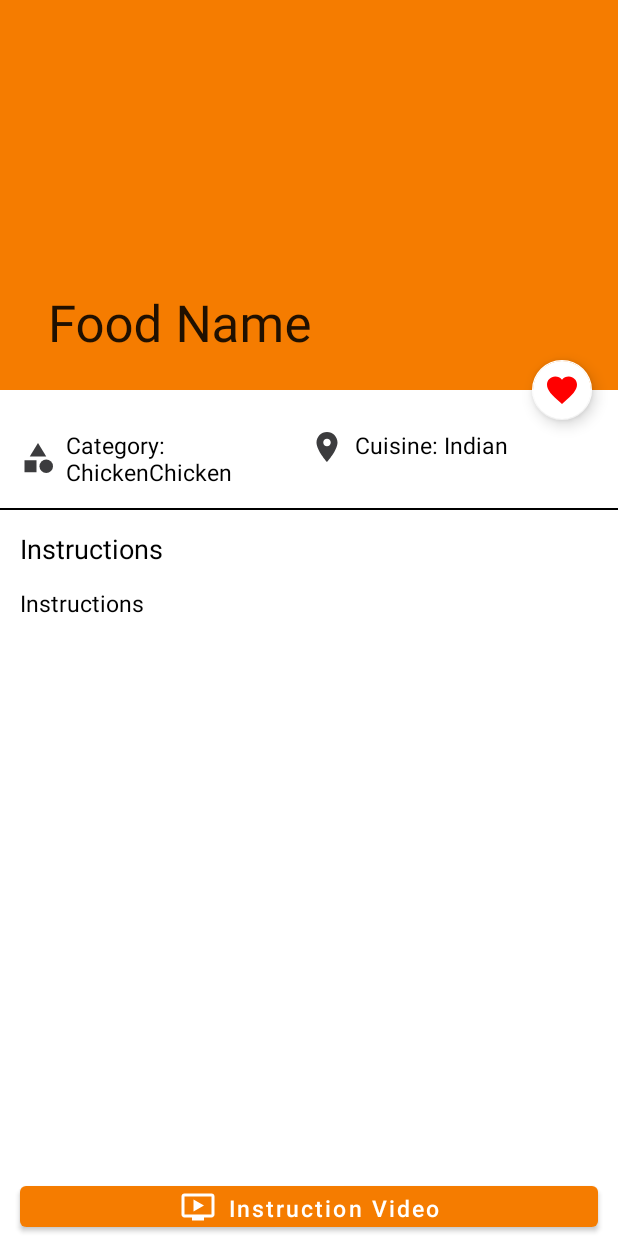
After one commit to merthankavak/RecipeRoamer, an Android app: the FoodDetailsActivity screen opened directly, with no data from a screen before it, on a phone screen of 412 x 824 dp. The commit adds this screen. Run offline under Robolectric (Android 15) with nearby library versions, the phone set to English and light mode, and no system bars; our stand-ins replace sdp/ssp sizes.

Commit message:
Food Details UI done

```diff
--- a/app/src/main/AndroidManifest.xml
+++ b/app/src/main/AndroidManifest.xml
@@ -1,11 +1,12 @@
 <?xml version="1.0" encoding="utf-8"?>
 <manifest xmlns:android="http://schemas.android.com/apk/res/android"
     xmlns:tools="http://schemas.android.com/tools">
-    <uses-permission android:name="android.permission.INTERNET"/>
+
+    <uses-permission android:name="android.permission.INTERNET" />
+
     <application
         android:name=".RecipeRoamerApplication"
         android:allowBackup="true"
-        android:usesCleartextTraffic="true"
         android:dataExtractionRules="@xml/data_extraction_rules"
         android:fullBackupContent="@xml/backup_rules"
         android:icon="@mipmap/ic_launcher"
@@ -13,7 +14,11 @@
         android:roundIcon="@mipmap/ic_launcher_round"
         android:supportsRtl="true"
         android:theme="@style/Theme.RecipeRoamer"
+        android:usesCleartextTraffic="true"
         tools:targetApi="31">
+        <activity
+            android:name=".ui.food_details.FoodDetailsActivity"
+            android:exported="false" />
         <activity
             android:name=".ui.MainActivity"
             android:exported="true">
--- /dev/null
+++ b/app/src/main/java/com/mkavaktech/reciperoamer/ui/food_details/FoodDetailsActivity.kt
@@ -0,0 +1,12 @@
+package com.mkavaktech.reciperoamer.ui.food_details
+
+import android.os.Bundle
+import androidx.appcompat.app.AppCompatActivity
+import com.mkavaktech.reciperoamer.R
+
+class FoodDetailsActivity : AppCompatActivity() {
+    override fun onCreate(savedInstanceState: Bundle?) {
+        super.onCreate(savedInstanceState)
+        setContentView(R.layout.activity_food_details)
+    }
+}
--- a/app/src/main/java/com/mkavaktech/reciperoamer/ui/home/HomeFragment.kt
+++ b/app/src/main/java/com/mkavaktech/reciperoamer/ui/home/HomeFragment.kt
@@ -1,14 +1,15 @@
 package com.mkavaktech.reciperoamer.ui.home
+
+import android.content.Intent
 import android.os.Bundle
 import android.view.LayoutInflater
 import android.view.View
 import android.view.ViewGroup
 import androidx.fragment.app.Fragment
 import androidx.fragment.app.viewModels
-
 import com.bumptech.glide.Glide
-
 import com.mkavaktech.reciperoamer.databinding.FragmentHomeBinding
+import com.mkavaktech.reciperoamer.ui.food_details.FoodDetailsActivity
 import dagger.hilt.android.AndroidEntryPoint
 
 @AndroidEntryPoint
@@ -29,6 +30,14 @@ class HomeFragment : Fragment() {
         super.onViewCreated(view, savedInstanceState)
         homeViewModel.getRandomFood()
         observerRandomFood()
+        onRandomFoodClick()
+    }
+
+    private fun onRandomFoodClick() {
+        binding.randomFoodImage.setOnClickListener {
+            val intent = Intent(activity, FoodDetailsActivity::class.java)
+            startActivity(intent)
+        }
     }
 
     private fun observerRandomFood() {
--- /dev/null
+++ b/app/src/main/res/drawable/ic_category.xml
@@ -0,0 +1,7 @@
+<vector android:height="24dp" android:tint="#000000"
+    android:viewportHeight="24" android:viewportWidth="24"
+    android:width="24dp" xmlns:android="http://schemas.android.com/apk/res/android">
+    <path android:fillColor="@android:color/white" android:pathData="M12,2l-5.5,9h11z"/>
+    <path android:fillColor="@android:color/white" android:pathData="M17.5,17.5m-4.5,0a4.5,4.5 0,1 1,9 0a4.5,4.5 0,1 1,-9 0"/>
+    <path android:fillColor="@android:color/white" android:pathData="M3,13.5h8v8H3z"/>
+</vector>
--- /dev/null
+++ b/app/src/main/res/drawable/ic_location.xml
@@ -0,0 +1,5 @@
+<vector android:height="24dp" android:tint="#000000"
+    android:viewportHeight="24" android:viewportWidth="24"
+    android:width="24dp" xmlns:android="http://schemas.android.com/apk/res/android">
+    <path android:fillColor="@android:color/white" android:pathData="M12,2C8.13,2 5,5.13 5,9c0,5.25 7,13 7,13s7,-7.75 7,-13c0,-3.87 -3.13,-7 -7,-7zM12,11.5c-1.38,0 -2.5,-1.12 -2.5,-2.5s1.12,-2.5 2.5,-2.5 2.5,1.12 2.5,2.5 -1.12,2.5 -2.5,2.5z"/>
+</vector>
--- /dev/null
+++ b/app/src/main/res/drawable/ic_video.xml
@@ -0,0 +1,5 @@
+<vector android:height="24dp" android:tint="#000000"
+    android:viewportHeight="24" android:viewportWidth="24"
+    android:width="24dp" xmlns:android="http://schemas.android.com/apk/res/android">
+    <path android:fillColor="@android:color/white" android:pathData="M21,3L3,3c-1.11,0 -2,0.89 -2,2v12c0,1.1 0.89,2 2,2h5v2h8v-2h5c1.1,0 1.99,-0.9 1.99,-2L23,5c0,-1.11 -0.9,-2 -2,-2zM21,17L3,17L3,5h18v12zM16,11l-7,4L9,7z"/>
+</vector>
--- /dev/null
+++ b/app/src/main/res/layout/activity_food_details.xml
@@ -0,0 +1,159 @@
+<?xml version="1.0" encoding="utf-8"?>
+<androidx.coordinatorlayout.widget.CoordinatorLayout xmlns:android="http://schemas.android.com/apk/res/android"
+    xmlns:app="http://schemas.android.com/apk/res-auto"
+    xmlns:tools="http://schemas.android.com/tools"
+    android:layout_width="match_parent"
+    android:layout_height="match_parent"
+    tools:context=".ui.food_details.FoodDetailsActivity">
+    <com.google.android.material.appbar.AppBarLayout
+        android:id="@+id/appBar"
+        android:backgroundTint="@color/orange"
+        android:layout_width="match_parent"
+        android:layout_height="@dimen/_200sdp">
+
+        <com.google.android.material.appbar.CollapsingToolbarLayout
+            android:id="@+id/collapsingToolBar"
+            android:layout_width="match_parent"
+            android:layout_height="match_parent"
+            app:contentScrim="@color/orange"
+            app:layout_scrollFlags="scroll|exitUntilCollapsed|snap"
+            app:title="Food Name"
+          >
+
+            <ImageView
+                android:id="@+id/foodDetailImageView"
+                android:layout_width="match_parent"
+                android:layout_height="match_parent"
+                android:scaleType="centerCrop"
+                app:layout_collapseMode="parallax"
+                tools:ignore="ImageContrastCheck" />
+
+            <androidx.appcompat.widget.Toolbar
+                android:id="@+id/toolBar"
+                android:layout_width="match_parent"
+                android:layout_height="?actionBarSize"
+                app:layout_collapseMode="pin" />
+
+        </com.google.android.material.appbar.CollapsingToolbarLayout>
+
+    </com.google.android.material.appbar.AppBarLayout>
+
+    <com.google.android.material.floatingactionbutton.FloatingActionButton
+        android:layout_width="wrap_content"
+        android:layout_height="wrap_content"
+        android:src="@drawable/ic_favorites"
+        app:backgroundTint="@color/white"
+        app:fabSize="mini"
+        app:tint="@color/red"
+        app:layout_anchor="@id/appBar"
+        app:layout_anchorGravity="bottom|end"
+        android:layout_marginEnd="@dimen/_10sdp"
+        android:contentDescription="Add Favourite"
+        />
+
+    <androidx.core.widget.NestedScrollView
+        android:layout_width="match_parent"
+        android:layout_height="match_parent"
+        app:layout_behavior="com.google.android.material.appbar.AppBarLayout$ScrollingViewBehavior">
+
+        <androidx.constraintlayout.widget.ConstraintLayout
+            android:layout_width="match_parent"
+            android:layout_height="match_parent">
+
+            <LinearLayout
+                android:id="@+id/linearLayout"
+                android:layout_width="match_parent"
+                android:layout_height="wrap_content"
+                android:orientation="horizontal"
+                android:layout_marginTop="@dimen/_10sdp"
+                android:layout_marginStart="@dimen/_10sdp"
+                android:layout_marginEnd="@dimen/_10sdp"
+                android:paddingTop="@dimen/_20sdp"
+                app:layout_constraintBaseline_toTopOf="parent"
+                app:layout_constraintEnd_toStartOf="parent"
+                app:layout_constraintStart_toEndOf="parent"
+                >
+
+                <TextView
+                    android:layout_height="wrap_content"
+                    android:layout_width= "0dp"
+                    android:text="Category: ChickenChicken"
+                    android:textSize="@dimen/_12ssp"
+                    android:textColor="@color/black"
+                    android:textStyle="normal"
+                    app:drawableStartCompat="@drawable/ic_category"
+                    app:drawableTint="@color/blackOlive"
+                    android:drawablePadding="@dimen/_5sdp"
+                    android:layout_weight="1"
+                    />
+                <TextView
+                    android:layout_width= "0dp"
+                    android:layout_height="wrap_content"
+                    android:text="Cuisine: Indian"
+                    android:textSize="@dimen/_12ssp"
+                    android:textStyle="normal"
+                    android:textColor="@color/black"
+                    app:drawableLeftCompat="@drawable/ic_location"
+                    app:drawableTint="@color/blackOlive"
+                    android:drawablePadding="@dimen/_5sdp"
+                    android:layout_weight="1"
+                    />
+
+            </LinearLayout>
+
+            <com.google.android.material.divider.MaterialDivider
+                android:id="@+id/divider"
+                android:layout_width="match_parent"
+                android:layout_height="match_parent"
+                app:dividerColor="@color/black"
+                app:dividerThickness="@dimen/_1sdp"
+                app:layout_constraintStart_toStartOf="@+id/linearLayout"
+                app:layout_constraintTop_toBottomOf="@+id/linearLayout"
+                android:layout_marginTop="@dimen/_10sdp"
+                />
+
+            <TextView
+                android:id="@+id/instrTxtView"
+                android:layout_width="wrap_content"
+                android:layout_height="wrap_content"
+                app:layout_constraintStart_toStartOf="parent"
+                app:layout_constraintTop_toBottomOf="@+id/divider"
+                android:layout_marginTop="@dimen/_10sdp"
+                android:layout_marginStart="@dimen/_10sdp"
+                android:layout_marginEnd="@dimen/_10sdp"
+                android:textColor="@color/black"
+                android:textSize="@dimen/_14ssp"
+                android:text="Instructions" />
+
+            <TextView
+                android:layout_width="wrap_content"
+                android:layout_height="wrap_content"
+                app:layout_constraintStart_toStartOf="parent"
+                app:layout_constraintTop_toBottomOf="@+id/instrTxtView"
+                android:layout_marginTop="@dimen/_10sdp"
+                android:layout_marginStart="@dimen/_10sdp"
+                android:layout_marginEnd="@dimen/_10sdp"
+                android:textColor="@color/black"
+                android:textSize="@dimen/_12ssp"
+                android:text="Instructions" />
+
+        </androidx.constraintlayout.widget.ConstraintLayout>
+    </androidx.core.widget.NestedScrollView>
+
+    <com.google.android.material.button.MaterialButton
+        android:id="@+id/btnYoutube"
+        app:iconGravity="textStart"
+        android:layout_width="match_parent"
+        android:layout_height="@dimen/_30sdp"
+        android:text="Instruction Video"
+        android:textAllCaps="false"
+        android:textColor="@android:color/white"
+        app:icon="@drawable/ic_video"
+        android:textSize="@dimen/_12ssp"
+        android:layout_gravity="end|bottom"
+        android:layout_marginStart="@dimen/_10sdp"
+        android:layout_marginEnd="@dimen/_10sdp"
+      />
+
+
+</androidx.coordinatorlayout.widget.CoordinatorLayout>
--- a/app/src/main/res/navigation/nav_graph.xml
+++ b/app/src/main/res/navigation/nav_graph.xml
@@ -9,7 +9,9 @@
         android:id="@+id/homeFragment"
         android:name="com.mkavaktech.reciperoamer.ui.home.HomeFragment"
         android:label="fragment_home"
-        tools:layout="@layout/fragment_home" />
+        tools:layout="@layout/fragment_home" >
+    </fragment>
+
     <fragment
         android:id="@+id/favouritesFragment"
         android:name="com.mkavaktech.reciperoamer.ui.favorites.FavouritesFragment"
--- a/app/src/main/res/values/colors.xml
+++ b/app/src/main/res/values/colors.xml
@@ -8,4 +8,5 @@
     <color name="black">#FF000000</color>
     <color name="blackOlive">#3C3C3E</color>
     <color name="white">#FFFFFFFF</color>
+    <color name="red">#FF0000</color>
 </resources>
--- a/app/src/main/res/values/strings.xml
+++ b/app/src/main/res/values/strings.xml
@@ -8,4 +8,6 @@
     <string name="popular_food">Popular Food</string>
     <string name="category">Category</string>
     <string name="food">Food</string>
+    <!-- TODO: Remove or change this placeholder text -->
+    <string name="hello_blank_fragment">Hello blank fragment</string>
 </resources>
```
Also changed, not shown: 1 other file.
